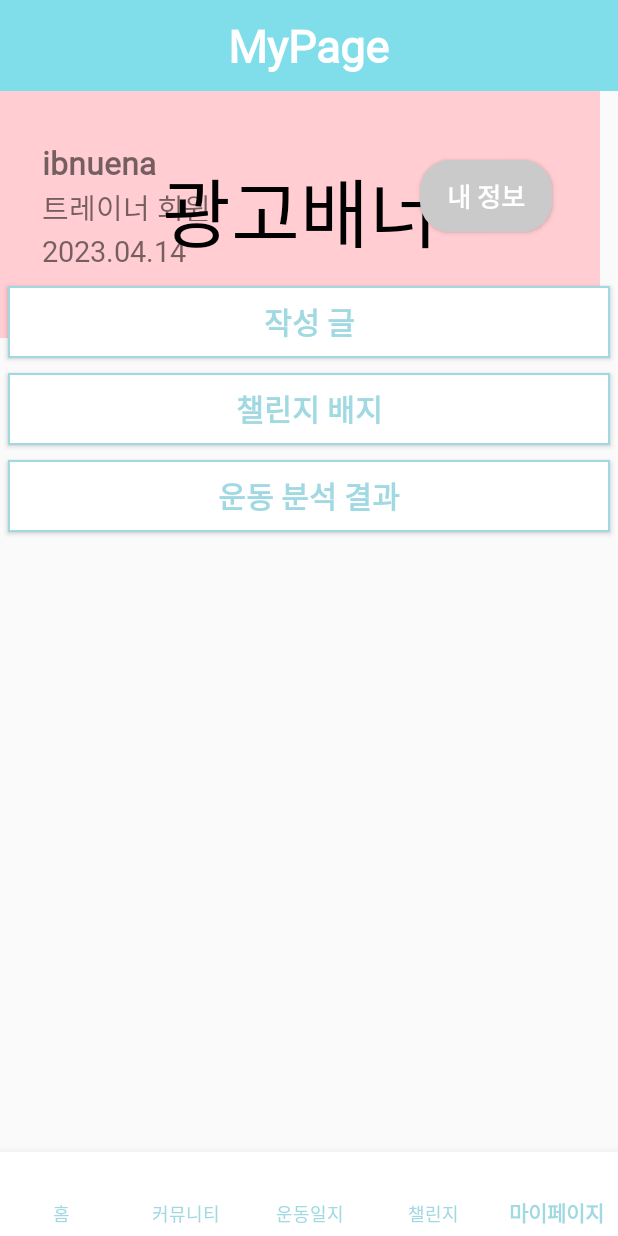
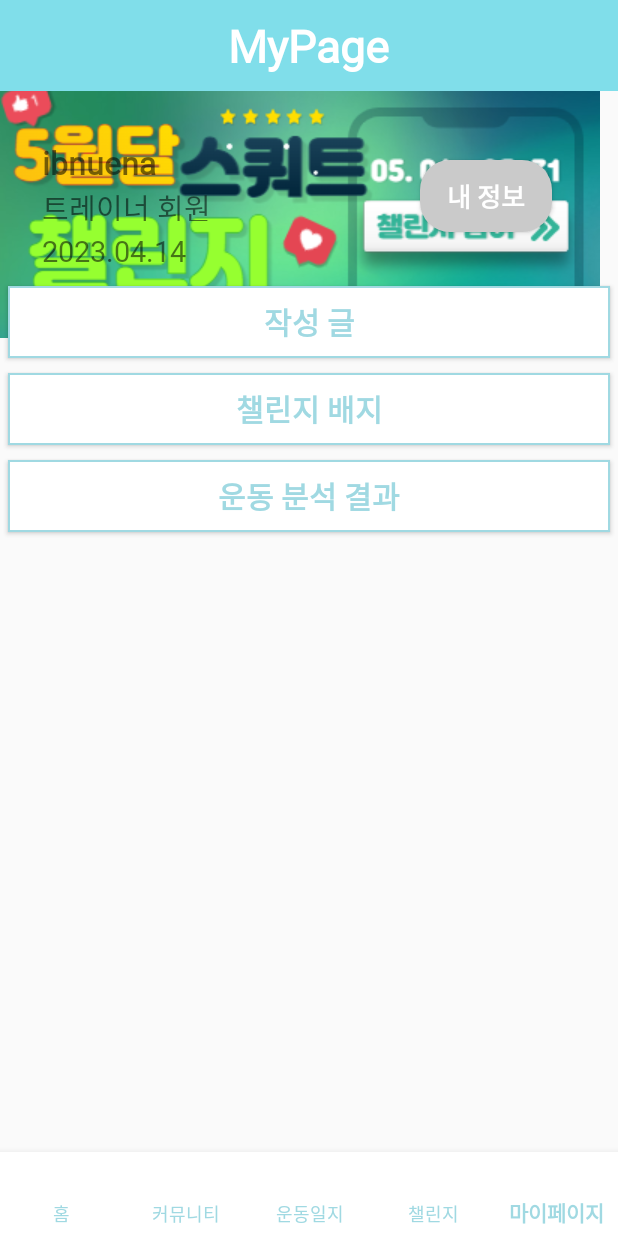
Before and after one commit to ibnuena/bangPT, an Android app: the Banner1Fragment screen opened directly, with no data from a screen before it, item 5 of the bottom bar chosen, on a phone screen of 412 x 824 dp. Run offline under Robolectric (Android 15) with nearby library versions, the phone set to English and light mode, and no system bars; libraries missing offline, so code that uses them is left out: com.prolificinteractive.materialcalendarview, me.relex.circleindicator; plain views replace CircleIndicator3; 4 statements that could not run were skipped.

Commit message:
feat: home banner image add

```diff
--- a/app/src/main/res/layout/fragment_banner1.xml
+++ b/app/src/main/res/layout/fragment_banner1.xml
@@ -6,14 +6,13 @@
     android:gravity="center"
     android:orientation="vertical">
 
-    <TextView
-        android:text="광고배너"
+
+    <ImageView
+        android:id="@+id/imageView"
         android:layout_width="400dp"
         android:layout_height="180dp"
-        android:textSize="50dp"
-        android:gravity="center"
-        android:textColor="#000000"
-        android:background="#FFCDD2"
+        android:background="@null"
+        android:src="@drawable/banner1"
         />
 
 </LinearLayout>
```
Also changed, not shown: app/src/main/res/layout/fragment_banner2.xml (+4 -6 lines), app/src/main/res/drawable/banner1.png (added), app/src/main/res/drawable/banner2.png (added).
